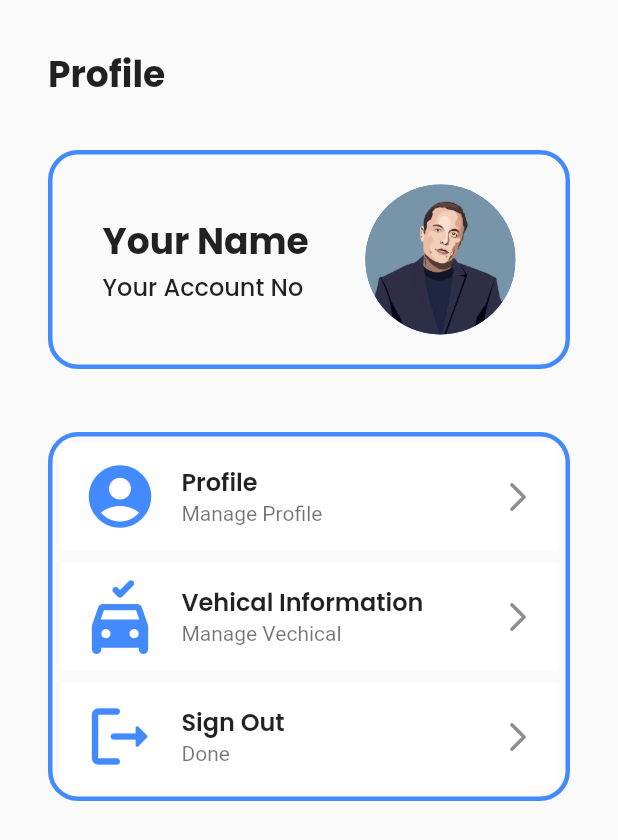
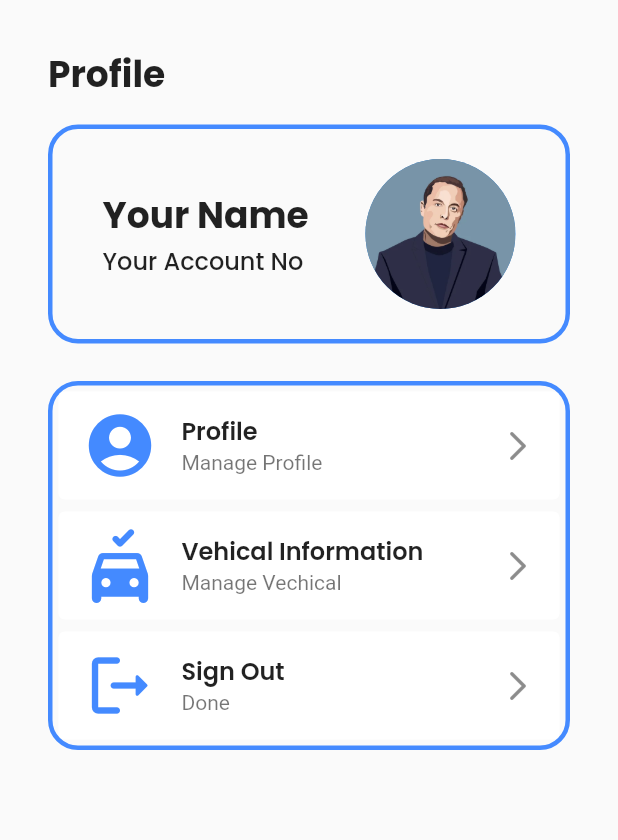
Before and after one commit to Palash2911/T-vis, a Flutter app: the ProfilePage screen opened directly, on a phone screen of 412 x 824 dp. Shown: the top 840 px of the screen. Run offline on Flutter 3.47's test engine with Material 2 defaults, Android fonts, the phone set to English and light mode, and no system bars; our stand-ins replace cloud_firestore, curved_navigation_bar, firebase_auth, firebase_core, google_fonts, lottie; accounts and stored records are empty.

Commit message:
ProfileScreen: Minor margin fix

```diff
--- a/lib/Screens/HomeScreen.dart
+++ b/lib/Screens/HomeScreen.dart
@@ -17,6 +17,10 @@ class _HomePageState extends State<HomePage> {
       body: SafeArea(
         child: Container(
           color: kSecondaryColor,
+          // decoration: BoxDecoration(
+          //   image: DecorationImage(
+          //       image: AssetImage("assets/images/bg.png"), fit: BoxFit.cover),
+          // ),
           child: Column(
             children: [
               SizedBox(
--- a/lib/Widgets/profileCard.dart
+++ b/lib/Widgets/profileCard.dart
@@ -9,7 +9,7 @@ class ProfileCard extends StatelessWidget {
   @override
   Widget build(BuildContext context) {
     return Container(
-      margin: const EdgeInsets.all(32.0),
+      margin: const EdgeInsets.symmetric(horizontal: 32.0, vertical: 15.0),
       padding: const EdgeInsets.all(20.0),
       decoration: kBorder,
       child: Row(
@@ -39,8 +39,7 @@ class ProfileCard extends StatelessWidget {
                   'assets/images/profile.png',
                 ),
                 radius: 70,
-            )
-          ),
+              )),
         ],
       ),
     );
--- a/lib/constants.dart
+++ b/lib/constants.dart
@@ -8,6 +8,7 @@ Color kPrimaryTextColor = Color(0xfff37474F);
 
 // Box Decoraation - main Border
 Decoration kBorder = BoxDecoration(
+    // color: Colors.white,
     border: Border.all(
       color: Colors.blueAccent,
       width: 3,
```
Also changed, not shown: assets/images/bg.png (added). Lines whose indentation alone changed are shown as unchanged.
